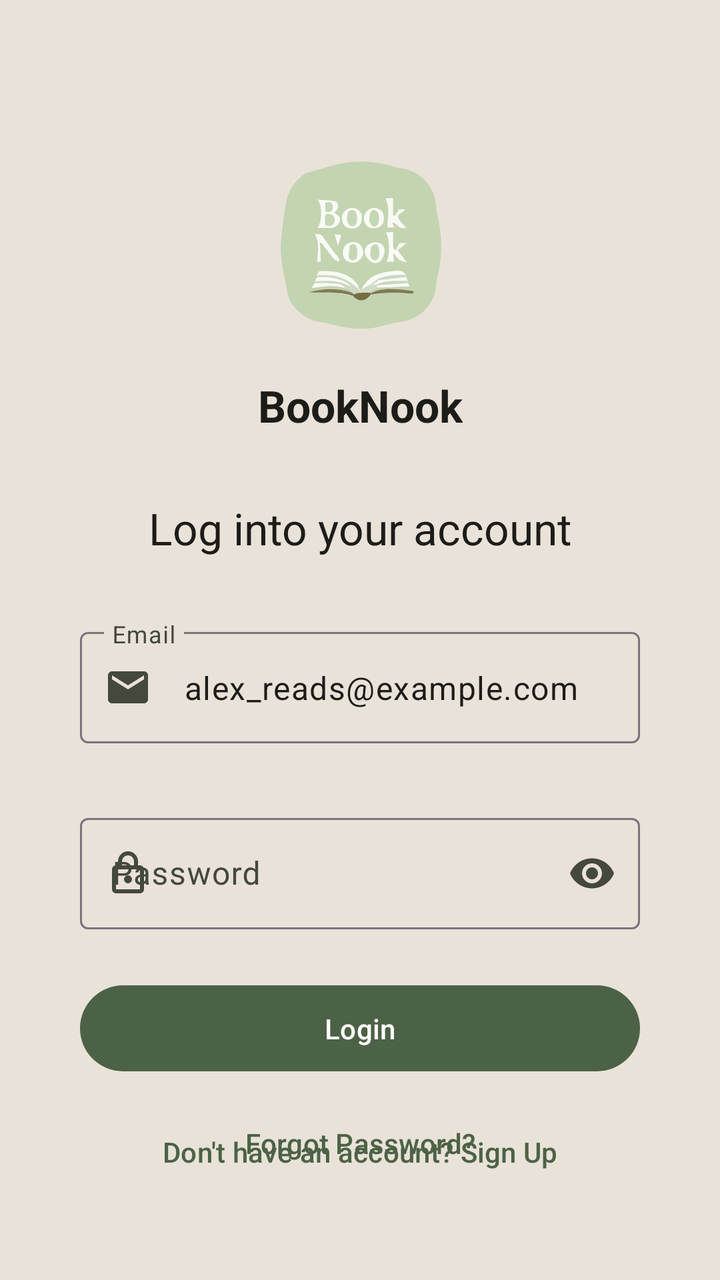
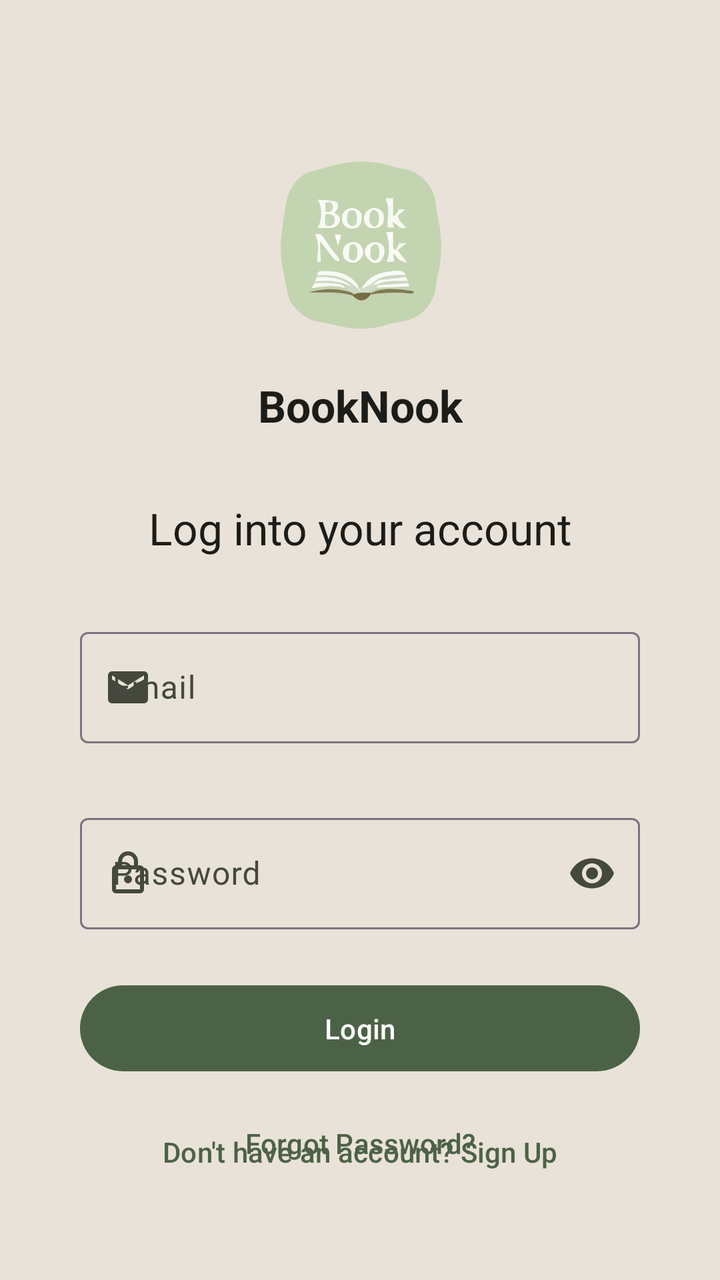

Screens rendered from an Android XML layout before and after an edit, with the pre-edit source and the edit as a unified diff.
<!-- AndroidManifest.xml: application theme Theme.BookNookApp -->
<!-- res/layout/activity_login.xml -->
<?xml version="1.0" encoding="utf-8"?>
<androidx.constraintlayout.widget.ConstraintLayout
    xmlns:android="http://schemas.android.com/apk/res/android"
    xmlns:app="http://schemas.android.com/apk/res-auto"
    xmlns:tools="http://schemas.android.com/tools"
    android:layout_width="match_parent"
    android:layout_height="match_parent"
    android:background="?attr/colorSurface"
    android:padding="24dp"
    android:id="@+id/main"
    tools:context=".LoginActivity">


    
    <ImageView
        android:id="@+id/ivLogo"
        android:layout_width="100dp"
        android:layout_height="100dp"
        android:layout_marginTop="48dp"
        android:contentDescription="Book Nook Logo"
        android:src="@drawable/logo_book_nook"
        app:layout_constraintEnd_toEndOf="parent"
        app:layout_constraintStart_toStartOf="parent"
        app:layout_constraintTop_toTopOf="parent" />

    <TextView
        android:id="@+id/tvAppName"
        android:layout_width="wrap_content"
        android:layout_height="wrap_content"
        android:layout_marginTop="16dp"
        android:text="BookNook"
        android:textAppearance="@style/TextAppearance.Material3.TitleLarge"
        android:textColor="?attr/colorOnSurface"
        android:textStyle="bold"
        app:layout_constraintEnd_toEndOf="parent"
        app:layout_constraintStart_toStartOf="parent"
        app:layout_constraintTop_toBottomOf="@id/ivLogo" />

    <TextView
        android:id="@+id/tvLoginTitle"
        android:layout_width="wrap_content"
        android:layout_height="wrap_content"
        android:layout_marginTop="32dp"
        android:text="Log into your account"
        android:textAppearance="@style/TextAppearance.Material3.TitleLarge"
        android:textColor="?attr/colorOnSurface"
        app:layout_constraintEnd_toEndOf="parent"
        app:layout_constraintStart_toStartOf="parent"
        app:layout_constraintTop_toBottomOf="@id/tvAppName" />


    
    <com.google.android.material.textfield.TextInputLayout
        android:id="@+id/tilEmail"
        style="@style/Widget.Material3.TextInputLayout.OutlinedBox"
        android:layout_width="0dp"
        android:layout_height="wrap_content"
        android:layout_marginTop="32dp"
        android:layout_marginStart="16dp"
        android:layout_marginEnd="16dp"
        android:hint="Email"
        app:layout_constraintEnd_toEndOf="parent"
        app:layout_constraintStart_toStartOf="parent"
        app:layout_constraintTop_toBottomOf="@id/tvLoginTitle"
        app:startIconDrawable="@drawable/ic_email"
        app:startIconTint="?attr/colorOnSurfaceVariant">

        <com.google.android.material.textfield.TextInputEditText
            android:id="@+id/etEmail"
            android:layout_width="match_parent"
            android:layout_height="wrap_content"
            android:inputType="textEmailAddress"
            android:text="alex_reads@example.com" /> 
    </com.google.android.material.textfield.TextInputLayout>


    
    <com.google.android.material.textfield.TextInputLayout
        android:id="@+id/tilPassword"
        style="@style/Widget.Material3.TextInputLayout.OutlinedBox"
        android:layout_width="0dp"
        android:layout_height="wrap_content"
        android:layout_marginTop="32dp"
        android:layout_marginStart="16dp"
        android:layout_marginEnd="16dp"
        android:hint="Password"
        app:endIconMode="password_toggle"
        app:endIconTint="?attr/colorOnSurfaceVariant"
        app:layout_constraintEnd_toEndOf="parent"
        app:layout_constraintStart_toStartOf="parent"
        app:layout_constraintTop_toBottomOf="@id/tilEmail"
        app:startIconDrawable="@drawable/ic_lock_outline"
        app:startIconTint="?attr/colorOnSurfaceVariant">


        <com.google.android.material.textfield.TextInputEditText
            android:id="@+id/etPassword"
            android:layout_width="match_parent"
            android:layout_height="wrap_content"
            android:inputType="textPassword"
            />
    </com.google.android.material.textfield.TextInputLayout>

    
    <com.google.android.material.button.MaterialButton
        android:id="@+id/btnLogin"
        style="@style/Widget.Material3.Button"
        android:layout_width="0dp"
        android:layout_height="wrap_content"
        android:layout_marginStart="16dp"
        android:layout_marginEnd="16dp"
        android:layout_marginTop="24dp"
        android:paddingVertical="12dp"
        android:textAppearance="@style/TextAppearance.Material3.LabelLarge"
        android:text="Login"
        app:layout_constraintEnd_toEndOf="parent"
        app:layout_constraintStart_toStartOf="parent"
        app:layout_constraintTop_toBottomOf="@id/tilPassword"
        />

    
    <com.google.android.material.button.MaterialButton
        android:id="@+id/btnForgotPassword"
        style="@style/Widget.Material3.Button.TextButton"
        android:layout_width="wrap_content"
        android:layout_height="wrap_content"
        android:layout_marginTop="8dp"
        android:textAppearance="@style/TextAppearance.Material3.LabelLarge"
        android:text="Forgot Password?"
        android:textColor="?attr/colorPrimary"
        app:layout_constraintEnd_toEndOf="parent"
        app:layout_constraintStart_toStartOf="parent"
        app:layout_constraintTop_toBottomOf="@id/btnLogin" />

    
    <com.google.android.material.button.MaterialButton
        android:id="@+id/btnSignUp"
        style="@style/Widget.Material3.Button.TextButton"
        android:layout_width="wrap_content"
        android:layout_height="wrap_content"
        android:layout_marginBottom="16dp"
        android:text="Don't have an account? Sign Up"
        android:textColor="?attr/colorPrimary"
        app:layout_constraintBottom_toBottomOf="parent"
        app:layout_constraintEnd_toEndOf="parent"
        app:layout_constraintStart_toStartOf="parent" />

</androidx.constraintlayout.widget.ConstraintLayout>
<!-- resources referenced by this layout -->
<resources>
  <!-- drawable ic_email (drawable) -->
  <vector xmlns:android="http://schemas.android.com/apk/res/android" android:height="24dp" android:tint="#1A1818" android:viewportHeight="24" android:viewportWidth="24" android:width="24dp">
        
      <path android:fillColor="@android:color/white" android:pathData="M20,4L4,4c-1.1,0 -1.99,0.9 -1.99,2L2,18c0,1.1 0.9,2 2,2h16c1.1,0 2,-0.9 2,-2L22,6c0,-1.1 -0.9,-2 -2,-2zM20,8l-8,5 -8,-5L4,6l8,5 8,-5v2z"/>
      
  </vector>
  <!-- drawable ic_lock_outline (drawable) -->
  <vector xmlns:android="http://schemas.android.com/apk/res/android" android:height="24dp" android:tint="#000000" android:viewportHeight="960" android:viewportWidth="960" android:width="24dp">
        
      <path android:fillColor="@android:color/white" android:pathData="M240,880Q207,880 183.5,856.5Q160,833 160,800L160,400Q160,367 183.5,343.5Q207,320 240,320L280,320L280,240Q280,157 338.5,98.5Q397,40 480,40Q563,40 621.5,98.5Q680,157 680,240L680,320L720,320Q753,320 776.5,343.5Q800,367 800,400L800,800Q800,833 776.5,856.5Q753,880 720,880L240,880ZM240,800L720,800Q720,800 720,800Q720,800 720,800L720,400Q720,400 720,400Q720,400 720,400L240,400Q240,400 240,400Q240,400 240,400L240,800Q240,800 240,800Q240,800 240,800ZM536.5,656.5Q560,633 560,600Q560,567 536.5,543.5Q513,520 480,520Q447,520 423.5,543.5Q400,567 400,600Q400,633 423.5,656.5Q447,680 480,680Q513,680 536.5,656.5ZM360,320L600,320L600,240Q600,190 565,155Q530,120 480,120Q430,120 395,155Q360,190 360,240L360,320ZM240,800Q240,800 240,800Q240,800 240,800L240,400Q240,400 240,400Q240,400 240,400L240,400Q240,400 240,400Q240,400 240,400L240,800Q240,800 240,800Q240,800 240,800Z"/>
      
  </vector>
  <color name="md_theme_primary">#4C6246</color>
  <color name="md_theme_onPrimary">#FFFFFF</color>
  <color name="md_theme_primaryContainer">#B4C8AA</color>
  <color name="md_theme_onPrimaryContainer">#182316</color>
  <color name="md_theme_secondary">#5C757A</color>
  <color name="md_theme_onSecondary">#FFFFFF</color>
  <color name="md_theme_secondaryContainer">#DEEBF1</color>
  <color name="md_theme_onSecondaryContainer">#141E21</color>
  <color name="md_theme_tertiary">#CB7A5C</color>
  <color name="md_theme_onTertiary">#FFFFFF</color>
  <color name="md_theme_tertiaryContainer">#FFDBC9</color>
  <color name="md_theme_onTertiaryContainer">#331200</color>
  <color name="md_theme_surface">#E9E2D8</color>
  <color name="md_theme_onSurface">#1C1C18</color>
  <color name="md_theme_surfaceContainer">#DFD9D0</color>
  <color name="md_theme_onSurfaceVariant">#44483D</color>
  <color name="md_theme_outlineVariant">#C4C8BB</color>
  <color name="md_theme_error">#BA1A1A</color>
  <color name="md_theme_onError">#FFFFFF</color>
  <style name="AppBottomSheetDialogTheme" parent="Theme.Design.Light.BottomSheetDialog">
          <item name="bottomSheetStyle">@style/AppModalStyle</item>
      </style>
  <style name="AppModalStyle" parent="Widget.Design.BottomSheet.Modal">
          <item name="android:background">@android:color/transparent</item>
      </style>
  <!-- unchanged entries left out for length: 2 -->
</resources>

<!-- the commit's change to res/layout/activity_login.xml (unified diff, before → after) -->
@@ -59,6 +59,7 @@
         android:layout_marginStart="16dp"
         android:layout_marginEnd="16dp"
         android:hint="Email"
+        app:placeholderText="alex_reads@example.com"
         app:layout_constraintEnd_toEndOf="parent"
         app:layout_constraintStart_toStartOf="parent"
         app:layout_constraintTop_toBottomOf="@id/tvLoginTitle"
@@ -70,7 +71,7 @@
             android:layout_width="match_parent"
             android:layout_height="wrap_content"
             android:inputType="textEmailAddress"
-            android:text="alex_reads@example.com" /> 
+            />
     </com.google.android.material.textfield.TextInputLayout>
 
 
